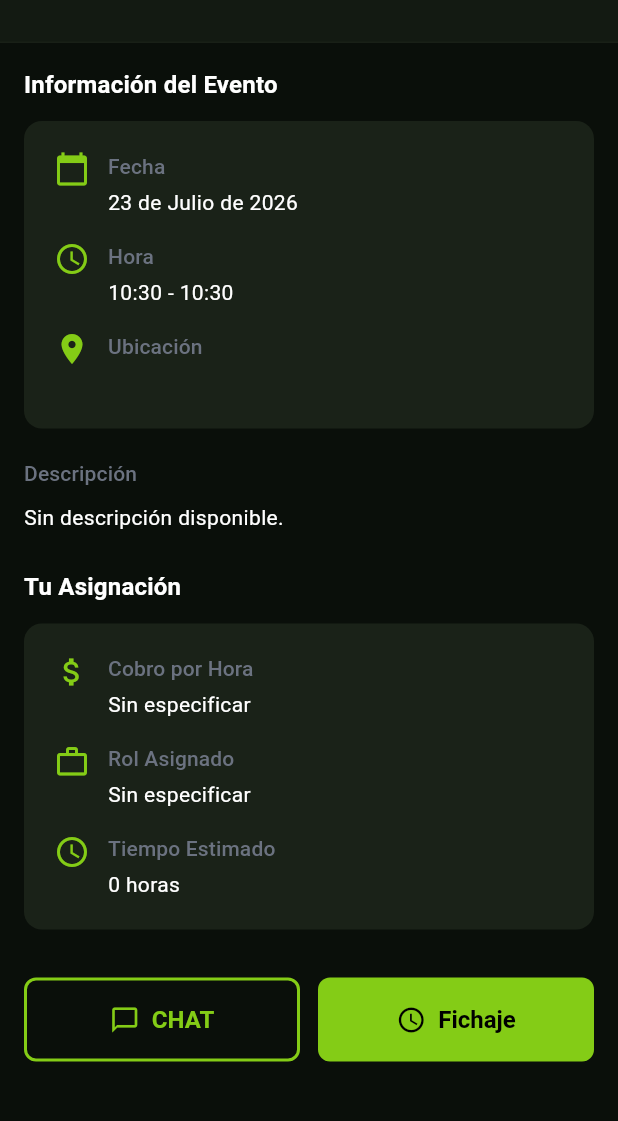
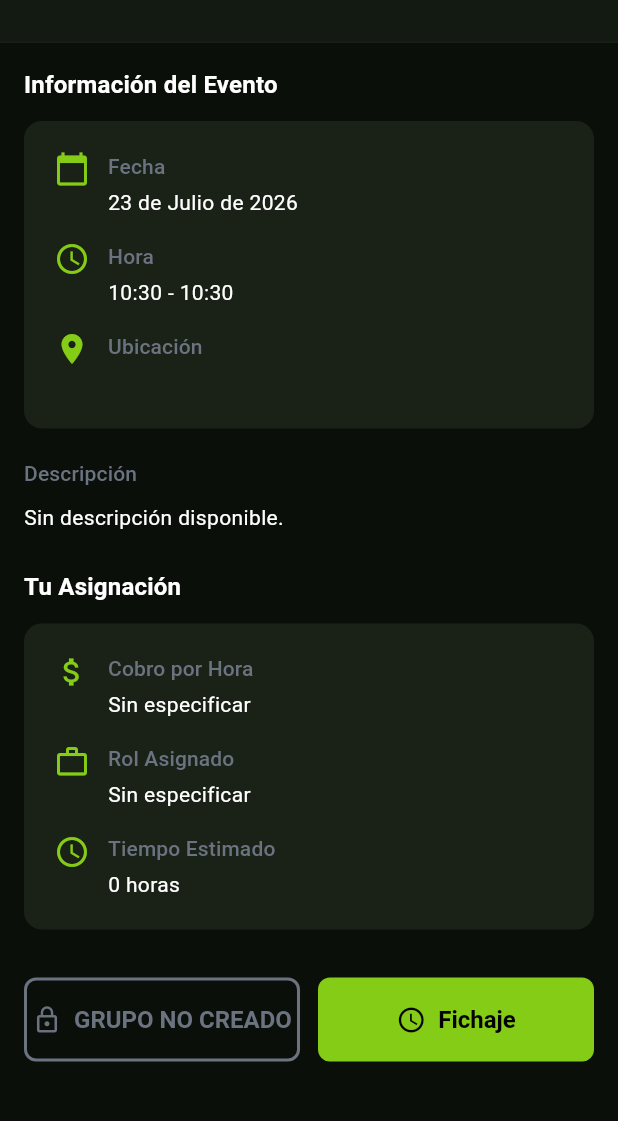
Before and after one commit to Pechukka/TFG_H4E, a Flutter app: the DetalleEventoScreen screen opened directly with empty values, on a phone screen of 412 x 824 dp, the part 71-1192 px from its top. Run offline on Flutter 3.47's test engine with Material 3 defaults, Android fonts, the phone set to English and light mode, and no system bars; our stand-ins replace cloud_firestore, firebase_auth, firebase_core, firebase_messaging, firebase_storage, flutter_map and 5 more; accounts and stored records are empty.

Commit message:
feat: gatear el chat del evento a estado activo
El chat de un evento solo se abre si estado == 'activo' (grupo creado):
- detalle_evento_screen: si no esta activo, el boton de chat aparece deshabilitado
  (gris, candado) y avisa "El grupo aun no esta creado".
- dashboard: al tocar una notificacion de nuevo mensaje, se comprueba el estado del
  evento antes de abrir el chat; si no esta activo, muestra el mismo aviso.
- Traducciones grupo_no_creado / grupo_aviso (es/en).

Co-Authored-By: Claude Opus 4.8 <noreply@anthropic.com>

```diff
--- a/lib/core/traducciones.dart
+++ b/lib/core/traducciones.dart
@@ -178,6 +178,8 @@ class Traducciones {
       'ultima_nomina': 'Última nómina',
       // Detalle evento
       'ir_chat': 'CHAT',
+      'grupo_no_creado': 'GRUPO NO CREADO',
+      'grupo_aviso': 'El grupo aún no está creado',
       // Perfil nominas
       'ver_mis_nominas': 'Ver mis nóminas',
       // Modal idioma
@@ -414,6 +416,8 @@ class Traducciones {
       'ultima_nomina': 'Latest payslip',
       // Detalle evento
       'ir_chat': 'CHAT',
+      'grupo_no_creado': 'GROUP NOT CREATED',
+      'grupo_aviso': 'The group has not been created yet',
       // Perfil nominas
       'ver_mis_nominas': 'View my payslips',
       // Modal idioma
--- a/lib/screens/eventos/detalle_evento_screen.dart
+++ b/lib/screens/eventos/detalle_evento_screen.dart
@@ -10,6 +10,7 @@ import '../../providers/idioma_provider.dart';
 import '../../widgets/app_bar_custom.dart';
 import '../../widgets/primary_button.dart';
 import '../../widgets/outline_button.dart';
+import '../../utils/top_snackbar.dart';
 
 class DetalleEventoScreen extends StatelessWidget {
   final Evento evento;
@@ -188,7 +189,9 @@ class DetalleEventoScreen extends StatelessWidget {
               child: Row(
                 children: [
                   Expanded(
-                    child: CustomOutlineButton(
+                    // El chat solo se abre si el grupo está creado (estado == 'activo').
+                    child: evento.estado == 'activo'
+                        ? CustomOutlineButton(
                             text: t.tr('ir_chat'),
                             icon: Icons.chat_bubble_outline,
                             onPressed: () {
@@ -202,6 +205,18 @@ class DetalleEventoScreen extends StatelessWidget {
                                 ),
                               );
                             },
+                          )
+                        : CustomOutlineButton(
+                            text: t.tr('grupo_no_creado'),
+                            icon: Icons.lock_outline,
+                            borderColor: AppTheme.textoTerciario,
+                            textColor: AppTheme.textoTerciario,
+                            onPressed: () => showTopSnackBar(
+                              context,
+                              t.tr('grupo_aviso'),
+                              backgroundColor: AppTheme.amarilloAdvertencia,
+                              icon: Icons.info_outline,
+                            ),
                           ),
                   ),
 
```
Also changed, not shown: lib/screens/dashboard/dashboard_screen.dart (+15 -1 lines). Lines whose indentation alone changed are shown as unchanged.
